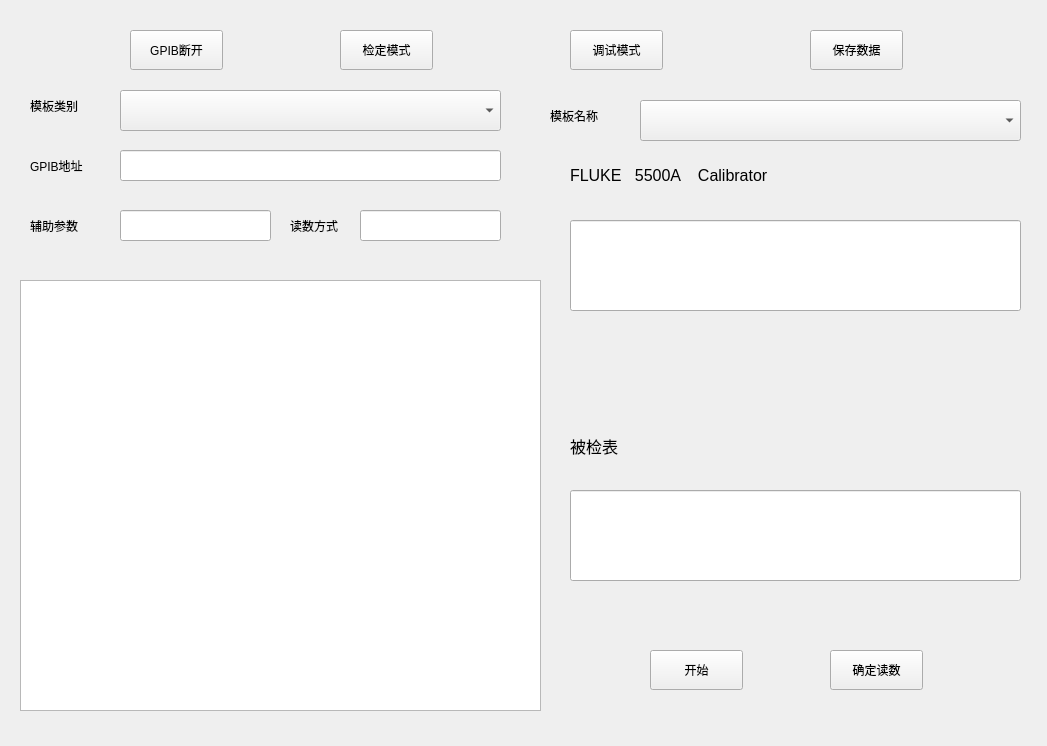
This is frminspect/frminspectproject.ui in richardzjq/instrument_correction as Qt 5 draws it before an edit. The edited form follows.
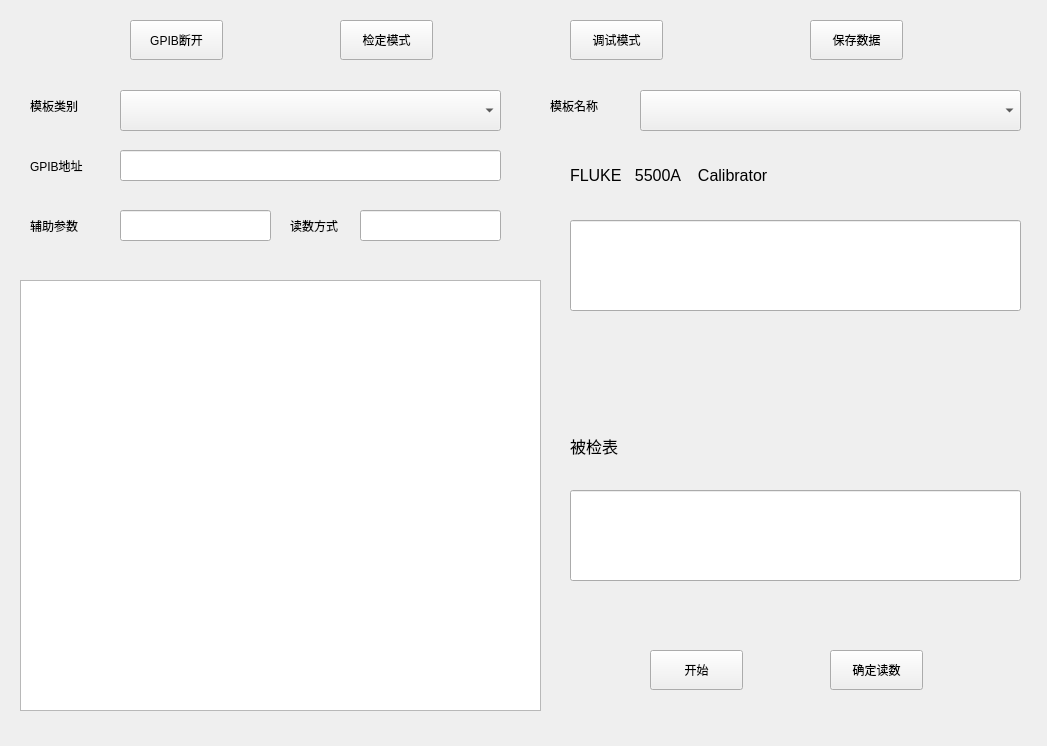
This is the edited form.

```diff
--- a/frminspect/frminspectproject.ui
+++ b/frminspect/frminspectproject.ui
@@ -19,14 +19,14 @@
      <x>20</x>
      <y>10</y>
      <width>1001</width>
-     <height>80</height>
+     <height>61</height>
     </rect>
    </property>
    <widget class="QPushButton" name="btn_gpib_disconnect">
     <property name="geometry">
      <rect>
       <x>110</x>
-      <y>20</y>
+      <y>10</y>
       <width>93</width>
       <height>40</height>
      </rect>
@@ -45,7 +45,7 @@
     <property name="geometry">
      <rect>
       <x>320</x>
-      <y>20</y>
+      <y>10</y>
       <width>93</width>
       <height>40</height>
      </rect>
@@ -64,7 +64,7 @@
     <property name="geometry">
      <rect>
       <x>550</x>
-      <y>20</y>
+      <y>10</y>
       <width>93</width>
       <height>40</height>
      </rect>
@@ -83,7 +83,7 @@
     <property name="geometry">
      <rect>
       <x>790</x>
-      <y>20</y>
+      <y>10</y>
       <width>93</width>
       <height>40</height>
      </rect>
@@ -126,7 +126,7 @@
    <property name="geometry">
     <rect>
      <x>550</x>
-     <y>100</y>
+     <y>90</y>
      <width>71</width>
      <height>31</height>
     </rect>
@@ -172,7 +172,7 @@
    <property name="geometry">
     <rect>
      <x>640</x>
-     <y>100</y>
+     <y>90</y>
      <width>381</width>
      <height>41</height>
     </rect>
```
